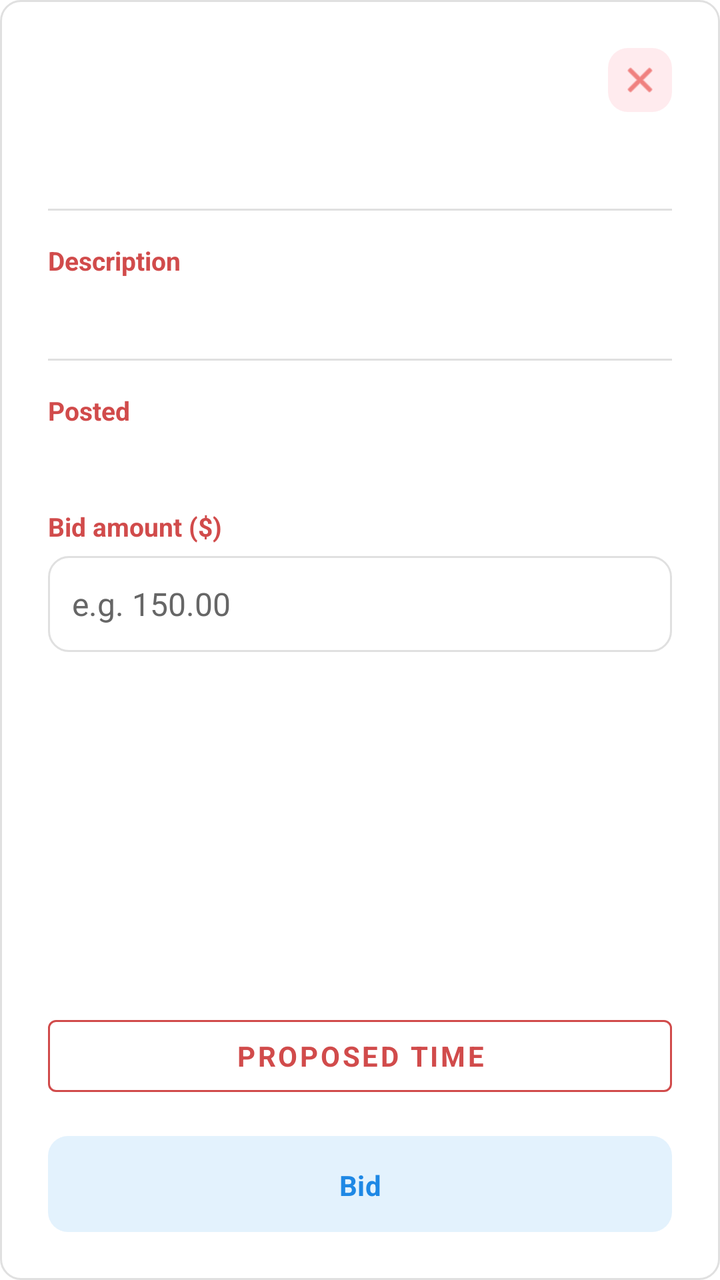
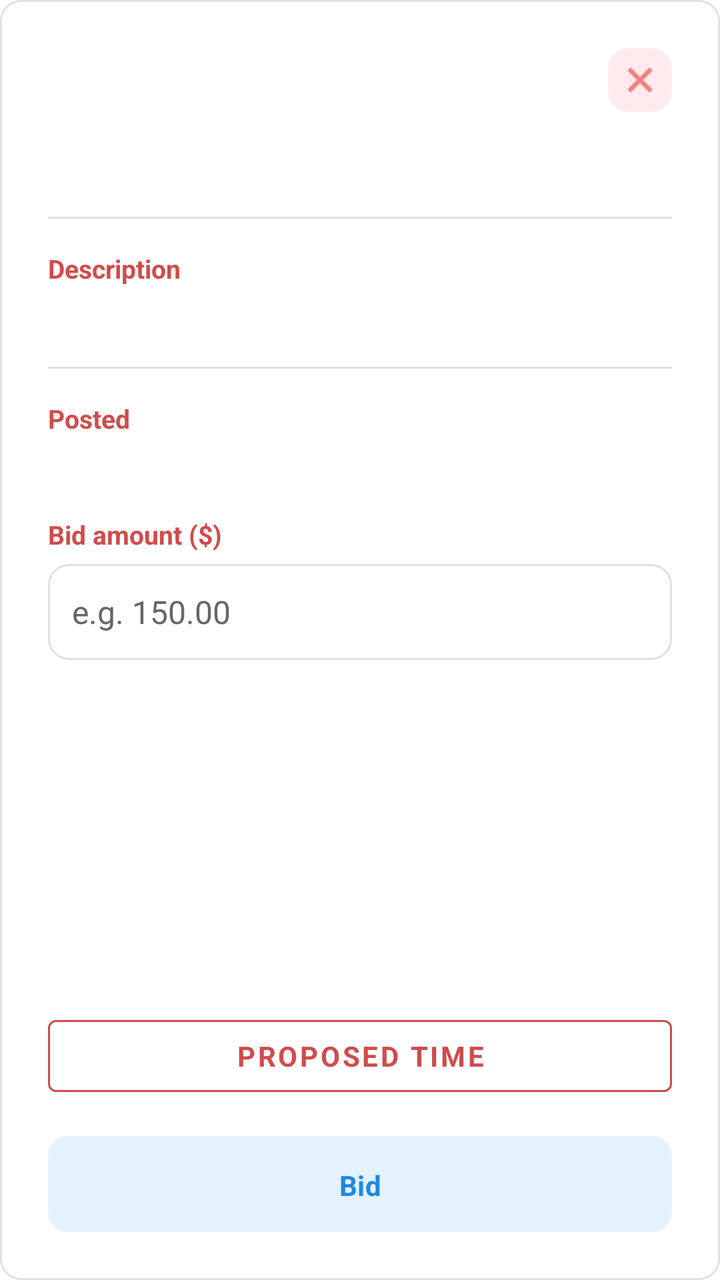

Screens rendered from an Android XML layout before and after an edit, with the pre-edit source and the edit as a unified diff.
<!-- AndroidManifest.xml: application theme Theme.G08 -->
<!-- res/layout/dialog_bidding_detail.xml -->
<?xml version="1.0" encoding="utf-8"?>
<LinearLayout xmlns:android="http://schemas.android.com/apk/res/android"
    xmlns:app="http://schemas.android.com/apk/res-auto"
    android:layout_width="match_parent"
    android:layout_height="match_parent"
    android:orientation="vertical"
    android:background="@drawable/edittext_bordered"
    android:padding="24dp">

    <ScrollView
        android:id="@+id/dialogScrollView"
        android:layout_width="match_parent"
        android:layout_height="0dp"
        android:layout_weight="1"
        android:fillViewport="false"
        android:overScrollMode="ifContentScrolls">

        <LinearLayout
            android:layout_width="match_parent"
            android:layout_height="wrap_content"
            android:orientation="vertical">

    <FrameLayout
        android:layout_width="match_parent"
        android:layout_height="wrap_content">

        <TextView
            android:id="@+id/dialogRequestTitle"
            android:layout_width="match_parent"
            android:layout_height="wrap_content"
            android:layout_marginEnd="40dp"
            android:layout_gravity="center_vertical"
            android:textColor="@color/main_netural_color"
            android:textSize="20sp"
            android:textStyle="bold" />

        <ImageButton
            android:id="@+id/dialogCloseIcon"
            android:layout_width="32dp"
            android:layout_height="32dp"
            android:layout_gravity="end|center_vertical"
            android:background="@drawable/bg_close_icon"
            android:contentDescription="@string/request_detail_close"
            android:scaleType="centerInside"
            android:padding="6dp"
            app:srcCompat="@android:drawable/ic_menu_close_clear_cancel"
            app:tint="@color/light_red_icon" />
    </FrameLayout>


    <TextView
        android:id="@+id/dialogRequestStatus"
        android:layout_width="wrap_content"
        android:layout_height="wrap_content"
        android:layout_marginTop="8dp"
        android:paddingHorizontal="12dp"
        android:paddingVertical="4dp"
        android:textColor="@color/white"
        android:textSize="12sp"
        android:textStyle="bold" />


    <View
        android:layout_width="match_parent"
        android:layout_height="1dp"
        android:layout_marginVertical="16dp"
        android:background="@color/input_border_light_grey" />


    <TextView
        android:layout_width="wrap_content"
        android:layout_height="wrap_content"
        android:text="@string/request_detail_label_description"
        android:textColor="@color/main_cust_color_legacy"
        android:textSize="13sp"
        android:textStyle="bold" />

    
    <TextView
        android:id="@+id/dialogRequestBody"
        android:layout_width="match_parent"
        android:layout_height="wrap_content"
        android:layout_marginTop="4dp"
        android:textColor="@color/main_netural_color"
        android:textSize="15sp"
        android:lineSpacingMultiplier="1.3" />

    <TextView
        android:id="@+id/dialogShowMoreButton"
        android:layout_width="wrap_content"
        android:layout_height="wrap_content"
        android:text="Show more"
        android:textSize="13sp"
        android:textStyle="bold"
        android:textColor="@color/main_cust_color_legacy"
        android:layout_marginTop="1dp"
        android:visibility="gone" />

    <View
        android:layout_width="match_parent"
        android:layout_height="1dp"
        android:layout_marginVertical="16dp"
        android:background="@color/input_border_light_grey" />


    <TextView
        android:layout_width="wrap_content"
        android:layout_height="wrap_content"
        android:text="@string/request_detail_label_posted"
        android:textColor="@color/main_cust_color_legacy"
        android:textSize="13sp"
        android:textStyle="bold" />


    <TextView
        android:id="@+id/dialogRequestTime"
        android:layout_width="match_parent"
        android:layout_height="wrap_content"
        android:layout_marginTop="4dp"
        android:textColor="@color/main_netural_color"
        android:textSize="15sp" />


    <TextView
        android:layout_width="wrap_content"
        android:layout_height="wrap_content"
        android:layout_marginTop="16dp"
        android:text="@string/bid_amount_label"
        android:textColor="@color/main_cust_color_legacy"
        android:textSize="13sp"
        android:textStyle="bold" />


    <EditText
        android:id="@+id/dialogBidAmountInput"
        android:layout_width="match_parent"
        android:layout_height="wrap_content"
        android:layout_marginTop="6dp"
        android:background="@drawable/edittext_bordered"
        android:hint="@string/bid_amount_hint"
        android:importantForAutofill="no"
        android:inputType="numberDecimal"
        android:minHeight="48dp"
        android:padding="12dp"
        android:textColorHint="#666666"
        android:textSize="16sp" />

        </LinearLayout>
    </ScrollView>
    <Button
        android:id="@+id/dialogPickTimeButton"
        android:layout_width="match_parent"
        android:layout_height="wrap_content"
        android:layout_marginTop="12dp"
        android:text="Proposed Time"
        style="@style/Widget.MaterialComponents.Button.OutlinedButton"
        app:strokeColor="@color/main_cust_color_legacy"
        android:textColor="@color/main_cust_color_legacy" />

    <TextView
        android:id="@+id/dialogPickedTimeView"
        android:layout_width="match_parent"
        android:layout_height="wrap_content"
        android:layout_marginTop="6dp"
        android:layout_marginBottom="4dp"
        android:gravity="center"
        android:textColor="@color/main_cust_color_legacy"
        android:textSize="14sp"
        android:textStyle="bold"
        android:visibility="gone" />
    <Button
        android:id="@+id/dialogBidButton"
        android:layout_width="match_parent"
        android:layout_height="48dp"
        android:layout_marginTop="16dp"
        android:text="@string/bid"
        android:textColor="@color/light_blue_text"
        android:textSize="14sp"
        android:textStyle="bold"
        android:insetTop="0dp"
        android:insetBottom="0dp"
        app:backgroundTint="@color/light_blue"
        app:cornerRadius="10dp" />

</LinearLayout>
<!-- resources referenced by this layout -->
<resources>
  <color name="input_border_light_grey">#E0E0E0</color>
  <color name="light_blue">#E3F2FD</color>
  <color name="light_blue_text">#1E88E5</color>
  <color name="light_red_icon">#E53935</color>
  <color name="main_cust_color_legacy">#D14B4B</color>
  <color name="main_netural_color">#424242</color>
  <color name="white">#FFFFFFFF</color>
  <!-- drawable bg_close_icon (drawable) -->
  <?xml version="1.0" encoding="utf-8"?>
  <shape xmlns:android="http://schemas.android.com/apk/res/android"
      android:shape="rectangle">
      <solid android:color="@color/light_red" />
      <corners android:radius="10dp" />
  </shape>
  <!-- drawable edittext_bordered (drawable) -->
  <?xml version="1.0" encoding="utf-8"?>
  <shape xmlns:android="http://schemas.android.com/apk/res/android"
      android:shape="rectangle">
      <solid android:color="@color/white" />
      <stroke
          android:width="1dp"
          android:color="@color/input_border_light_grey" />
      <corners android:radius="10dp" />
  </shape>
  <string name="bid">Bid</string>
  <string name="bid_amount_hint">e.g. 150.00</string>
  <string name="bid_amount_label">Bid amount ($)</string>
  <string name="request_detail_close">Close</string>
  <string name="request_detail_label_description">Description</string>
  <string name="request_detail_label_posted">Posted</string>
  <style name="Theme.G08" parent="Base.Theme.G08" />
  <color name="light_red">#FFEBEE</color>
  <style name="Base.Theme.G08" parent="Theme.Material3.DayNight.NoActionBar">
          
          
          <item name="android:windowBackground">@color/cardview_light_background</item>
          <item name="android:fontFamily">sans-serif</item>
          <item name="materialButtonStyle">@style/Widget.G08.Button</item>
          <item name="editTextStyle">@style/Widget.G08.EditText</item>
      </style>
  <style name="Widget.G08.Button" parent="Widget.Material3.Button">
          <item name="cornerRadius">@dimen/button_corner_radius</item>
          <item name="android:paddingTop">@dimen/button_vertical_padding</item>
          <item name="android:paddingBottom">@dimen/button_vertical_padding</item>
          <item name="android:textStyle">bold</item>
          <item name="android:layout_marginTop">@dimen/button_vertical_margin</item>
          <item name="android:layout_marginBottom">@dimen/button_vertical_margin</item>
      </style>
  <style name="Widget.G08.EditText" parent="Widget.AppCompat.EditText">
          <item name="android:background">@drawable/edittext_bordered</item>
          <item name="android:padding">12dp</item>
      </style>
  <dimen name="button_corner_radius">10dp</dimen>
  <dimen name="button_vertical_padding">15dp</dimen>
  <dimen name="button_vertical_margin">10dp</dimen>
</resources>

<!-- the commit's change to res/layout/dialog_bidding_detail.xml (unified diff, before → after) -->
@@ -49,15 +49,13 @@
 
 
     <TextView
-        android:id="@+id/dialogRequestStatus"
+        android:id="@+id/dialogClientInfo"
         android:layout_width="wrap_content"
         android:layout_height="wrap_content"
         android:layout_marginTop="8dp"
-        android:paddingHorizontal="12dp"
         android:paddingVertical="4dp"
-        android:textColor="@color/white"
-        android:textSize="12sp"
-        android:textStyle="bold" />
+        android:textColor="@color/main_netural_color"
+        android:textSize="15sp" />
 
 
     <View
